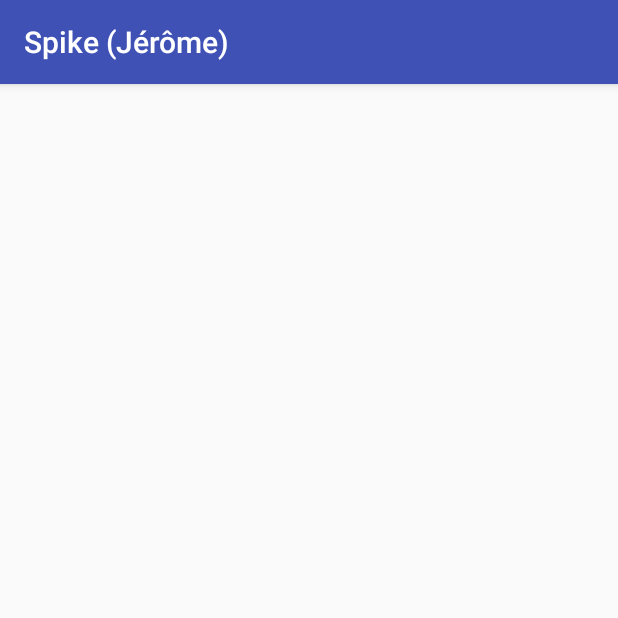
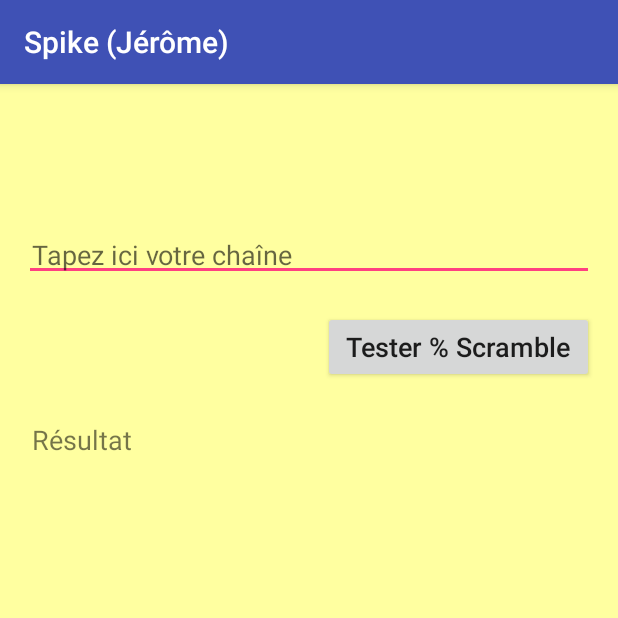
Before and after one commit to JeromedC34/Spike, an Android app: the ScrambleActivity screen opened directly, with no data from a screen before it, on a phone screen of 412 x 824 dp, the top half of it. Run offline under Robolectric (Android 15) with nearby library versions, the phone set to English and light mode, and no system bars.

Commit message:
add scramble UI

```diff
--- a/app/src/main/java/com/jerome/spike/MainActivity.java
+++ b/app/src/main/java/com/jerome/spike/MainActivity.java
@@ -39,5 +39,14 @@ public class MainActivity extends AppCompatActivity {
                 startActivity(intent);
             }
         });
+
+        Button button_scramble = (Button) findViewById(R.id.button_main_scramble);
+        button_scramble.setOnClickListener(new View.OnClickListener() {
+            @Override
+            public void onClick(View v) {
+                Intent intent = new Intent(MainActivity.this, ScrambleActivity.class);
+                startActivity(intent);
+            }
+        });
     }
 }
--- a/app/src/main/res/layout/activity_scramble.xml
+++ b/app/src/main/res/layout/activity_scramble.xml
@@ -1,13 +1,50 @@
 <?xml version="1.0" encoding="utf-8"?>
-<RelativeLayout xmlns:android="http://schemas.android.com/apk/res/android"
+<LinearLayout xmlns:android="http://schemas.android.com/apk/res/android"
     xmlns:tools="http://schemas.android.com/tools"
-    android:id="@+id/activity_scramble"
     android:layout_width="match_parent"
     android:layout_height="match_parent"
     android:paddingBottom="@dimen/activity_vertical_margin"
     android:paddingLeft="@dimen/activity_horizontal_margin"
     android:paddingRight="@dimen/activity_horizontal_margin"
-    android:paddingTop="@dimen/activity_vertical_margin"
+    android:paddingTop="96dp"
+    android:orientation="vertical"
+    android:background="@color/color_scramble"
     tools:context="com.jerome.spike.ScrambleActivity">
 
-</RelativeLayout>
+    <EditText
+        android:id="@+id/edit_text_scramble"
+        android:layout_width="match_parent"
+        android:layout_height="wrap_content"
+        android:paddingBottom="@dimen/my_default_padding"
+        android:paddingLeft="@dimen/my_default_padding"
+        android:paddingRight="@dimen/my_default_padding"
+        android:paddingTop="@dimen/my_default_padding"
+        android:layout_marginBottom="20dp"
+        android:textSize="18sp"
+        android:hint="@string/scramble_input" />
+
+    <Button
+        android:id="@+id/button_scramble"
+        android:layout_width="wrap_content"
+        android:layout_height="wrap_content"
+        android:paddingBottom="@dimen/my_default_padding"
+        android:paddingLeft="15dp"
+        android:paddingRight="15dp"
+        android:paddingTop="@dimen/my_default_padding"
+        android:layout_gravity="end"
+        android:layout_marginBottom="20dp"
+        android:textAllCaps="false"
+        android:textSize="18sp"
+        android:text="@string/scramble_action" />
+
+    <TextView
+        android:id="@+id/text_scramble"
+        android:layout_width="match_parent"
+        android:layout_height="wrap_content"
+        android:paddingBottom="@dimen/my_default_padding"
+        android:paddingLeft="@dimen/my_default_padding"
+        android:paddingRight="@dimen/my_default_padding"
+        android:paddingTop="@dimen/my_default_padding"
+        android:textSize="18sp"
+        android:text="@string/scramble_result" />
+</LinearLayout>
--- a/app/src/main/res/values/colors.xml
+++ b/app/src/main/res/values/colors.xml
@@ -6,4 +6,5 @@
     <color name="color_palindrome">#FFa0a0</color>
     <color name="color_brackets">#a0ffa0</color>
     <color name="color_fibonacci">#a0a0ff</color>
+    <color name="color_scramble">#ffffa0</color>
 </resources>
--- a/app/src/main/res/values/strings.xml
+++ b/app/src/main/res/values/strings.xml
@@ -13,4 +13,7 @@
     <string name="fibonacci_input">Tapez ici votre indice</string>
     <string name="fibonacci_action">Tester % Fibonacci</string>
     <string name="fibonacci_result">Résultat</string>
+    <string name="scramble_input">Tapez ici votre chaîne</string>
+    <string name="scramble_action">Tester % Scramble</string>
+    <string name="scramble_result">Résultat</string>
 </resources>
```
